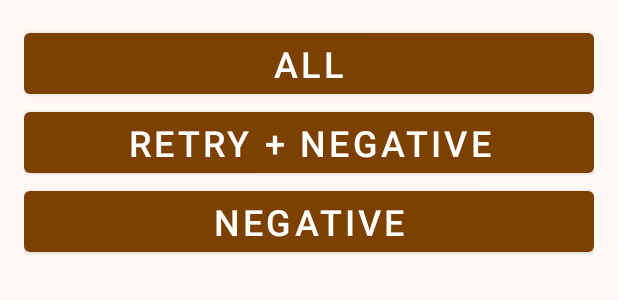
After one commit to WieserJulian/StudySwipe, an Android app: the layout fragment_question_select.xml on its own in the app's theme, with its tools: preview values and no code run, on a phone screen of 412 x 824 dp. The commit adds this screen. Shown: the top 300 px of the screen. Run offline under Robolectric (Android 15) with nearby library versions, the light colour scheme and no system bars.

Commit message:
First try

```diff
--- a/app/build.gradle.kts
+++ b/app/build.gradle.kts
@@ -49,8 +49,6 @@ dependencies {
     implementation(libs.androidx.lifecycle.viewmodel.ktx)
     implementation(libs.androidx.navigation.fragment.ktx)
     implementation(libs.androidx.navigation.ui.ktx)
-    implementation(libs.androidx.legacy.support.v4)
-    implementation(libs.androidx.fragment.ktx)
     testImplementation(libs.junit)
     androidTestImplementation(libs.androidx.junit)
     androidTestImplementation(libs.androidx.espresso.core)
--- a/app/src/main/AndroidManifest.xml
+++ b/app/src/main/AndroidManifest.xml
@@ -15,8 +15,7 @@
         android:enableOnBackInvokedCallback="true">
         <activity
             android:name=".MainActivity"
-            android:exported="true"
-            android:label="@string/app_name">
+            android:exported="true">
             <intent-filter>
                 <action android:name="android.intent.action.MAIN" />
 
--- /dev/null
+++ b/app/src/main/java/com/example/studyswipe/app/Topic.kt
@@ -0,0 +1,6 @@
+package com.example.studyswipe.app
+
+data class Topic(
+    val name: String,
+    val questions: List<Question>
+)
--- a/app/src/main/java/com/example/studyswipe/ui/swipe/SwipeCardFragment.kt
+++ b/app/src/main/java/com/example/studyswipe/ui/swipe/SwipeCardFragment.kt
@@ -48,8 +48,11 @@ class SwipeCardFragment : Fragment() {
 
         val root: View = binding.root
         val topicName = arguments?.getString("topic") ?: ""
+        val questionType = arguments?.getString("questionType") ?: "positive"
         Log.d("SwipeCardFragment", "Topic name: $topicName")
-        swipeCardViewModel.setAllQuestion(homeViewModel.getQuestion(topicName ?: ""))
+        val questions = homeViewModel.getQuestion(topicName)
+//        questions = questions.filter { it.second == questionType }
+        swipeCardViewModel.setAllQuestion(questions)
 
         binding.topicName.text = topicName
         binding.swapImage.animate().alpha(1f).start()
--- /dev/null
+++ b/app/src/main/res/layout/fragment_question_select.xml
@@ -0,0 +1,29 @@
+<?xml version="1.0" encoding="utf-8"?>
+<LinearLayout xmlns:android="http://schemas.android.com/apk/res/android"
+    android:layout_width="match_parent"
+    android:layout_height="wrap_content"
+    android:orientation="vertical"
+    android:padding="16dp">
+
+    <Button
+        android:id="@+id/button_all"
+        android:layout_width="match_parent"
+        android:layout_height="wrap_content"
+        android:text="All"
+        android:textSize="24sp" />
+
+    <Button
+        android:id="@+id/button_retry_negative"
+        android:layout_width="match_parent"
+        android:layout_height="wrap_content"
+        android:text="Retry + Negative"
+        android:textSize="24sp" />
+
+    <Button
+        android:id="@+id/button_negative"
+        android:layout_width="match_parent"
+        android:layout_height="wrap_content"
+        android:text="Negative"
+        android:textSize="24sp" />
+
+</LinearLayout>
--- a/app/src/main/res/navigation/mobile_navigation.xml
+++ b/app/src/main/res/navigation/mobile_navigation.xml
@@ -15,6 +15,9 @@
             app:destination="@id/navigation_swipe_card" >
             <argument
                 android:name="topic"
+                app:argType="string" />
+            <argument
+                android:name="questionType"
                 app:argType="string" />
         </action>
     </fragment>
```
Also changed, not shown: app/src/main/java/com/example/studyswipe/app/Question.kt (added, +15 -0 lines), app/src/main/java/com/example/studyswipe/app/QuestionAdapter.kt (added, +23 -0 lines), app/src/main/java/com/example/studyswipe/app/TopicLibrary.kt (added, +34 -0 lines), app/src/main/java/com/example/studyswipe/ui/home/HomeFragment.kt (+3 -4 lines), app/src/main/java/com/example/studyswipe/ui/swipe/QuestionSelectDialogFragment.kt (added, +48 -0 lines).
